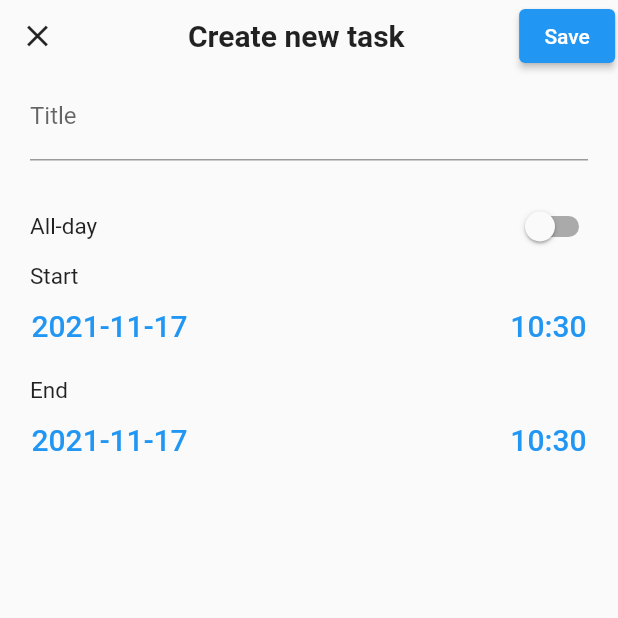
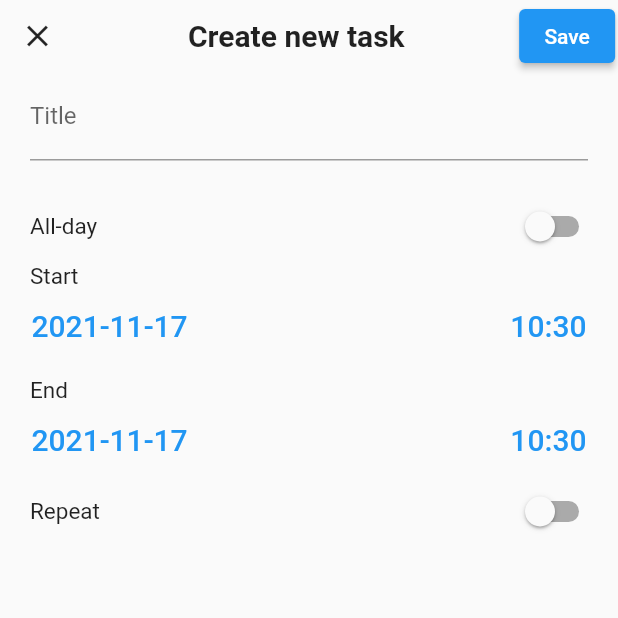
Before and after one commit to simonpla/biga, a Flutter app: the NewTaskPopup screen opened by its route, on a phone screen of 412 x 824 dp, the top half of it. Run offline on Flutter 3.47's test engine with Material 2 defaults, Android fonts, the light colour scheme and no system bars; our stand-ins replace fluentui_system_icons; missing offline and left inert: assorted_layout_widgets, window_size.

Commit message:
part of repeat options implemented

```diff
--- a/lib/pages/UI/tasks_page.dart
+++ b/lib/pages/UI/tasks_page.dart
@@ -341,6 +341,17 @@ class NewTaskPopup extends StatefulWidget {
 
 class NewTaskPopupState extends State<NewTaskPopup> {
   var _isAllDay = false;
+  var _isRepeat = false;
+  var repeatOne = 'every';
+  var repeatOptionsTwo = ['choose frequency', '', 'second', 'third'];
+  var repeatOptionsTwoSel = 'choose frequency';
+  var repeatOptionsThree = [
+    'choose type',
+    'weekday',
+    'month',
+    'year'
+  ]; //make weekdays and month names as well as year names?
+  var repeatOptionsThreeSel = 'choose type';
 
   @override
   Widget build(BuildContext context) {
@@ -418,7 +429,8 @@ class NewTaskPopupState extends State<NewTaskPopup> {
                           style: TextStyle(fontSize: 20),
                         ),
                       ),
-                      visible: !_isAllDay, //if All-Day option is opted in, don't show time
+                      visible:
+                          !_isAllDay, //if All-Day option is opted in, don't show time
                     ),
                   ],
                 ),
@@ -450,9 +462,70 @@ class NewTaskPopupState extends State<NewTaskPopup> {
                           style: TextStyle(fontSize: 20),
                         ),
                       ),
-                      visible: !_isAllDay, //if All-Day option is opted in, don't show time
+                      visible:
+                          !_isAllDay, //if All-Day option is opted in, don't show time
                     ),
                   ],
+                ),
+                Row(
+                  children: [
+                    Padding(
+                        padding: EdgeInsets.only(left: 7.0),
+                        child: Text('Repeat', style: TextStyle(fontSize: 15))),
+                    Spacer(),
+                    Switch(
+                      value: _isRepeat,
+                      onChanged: (value) {
+                        setState(() {
+                          _isRepeat = !_isRepeat; //revert state
+                        });
+                      },
+                      activeColor: buttonColor,
+                    ),
+                  ],
+                ),
+                Visibility(
+                  child: Row(
+                    children: [
+                      Spacer(),
+                      Text('every', style: TextStyle(fontSize: 15)),
+                      Spacer(),
+                      DropdownButton(
+                        value: repeatOptionsTwoSel,
+                        items: repeatOptionsTwo.map((repeatOptionsTwoPos) {
+                          return DropdownMenuItem(
+                            child: Text(repeatOptionsTwoPos),
+                            value: repeatOptionsTwoPos,
+                          );
+                        }).toList(),
+                        onChanged: (index) {
+                          setState(() {
+                            repeatOptionsTwoSel = index as String;
+                          });
+                        },
+                        focusColor: buttonColor,
+                      ),
+                      Spacer(),
+                      DropdownButton(
+                        value: repeatOptionsThreeSel,
+                        items: repeatOptionsThree.map((repeatOptionsThreePos) {
+                          return DropdownMenuItem(
+                            child: Text(repeatOptionsThreePos),
+                            value: repeatOptionsThreePos,
+                          );
+                        }).toList(),
+                        onChanged: (index) {
+                          setState(() {
+                            repeatOptionsThreeSel = index as String;
+                          });
+                        },
+                        focusColor: buttonColor,
+                      ),
+                      Spacer(),
+                    ],
+                  ),
+                  visible:
+                      _isRepeat, //if Repeat option is opted in, show repeat options
                 ),
               ],
             ),
@@ -462,7 +535,8 @@ class NewTaskPopupState extends State<NewTaskPopup> {
     );
   }
 
-  Widget? datePicker(int id) { //return native looking date picker
+  Widget? datePicker(int id) {
+    //return native looking date picker
     final ThemeData theme = Theme.of(context);
     if (theme.platform == TargetPlatform.iOS ||
         theme.platform == TargetPlatform.macOS ||
@@ -531,7 +605,8 @@ class NewTaskPopupState extends State<NewTaskPopup> {
         });
   }
 
-  Widget? timePicker(int id) { //return native looking time picker
+  Widget? timePicker(int id) {
+    //return native looking time picker
     final ThemeData theme = Theme.of(context);
     if (theme.platform == TargetPlatform.iOS ||
         theme.platform == TargetPlatform.macOS ||
```
Also changed, not shown: pubspec.lock, 3 other files.
